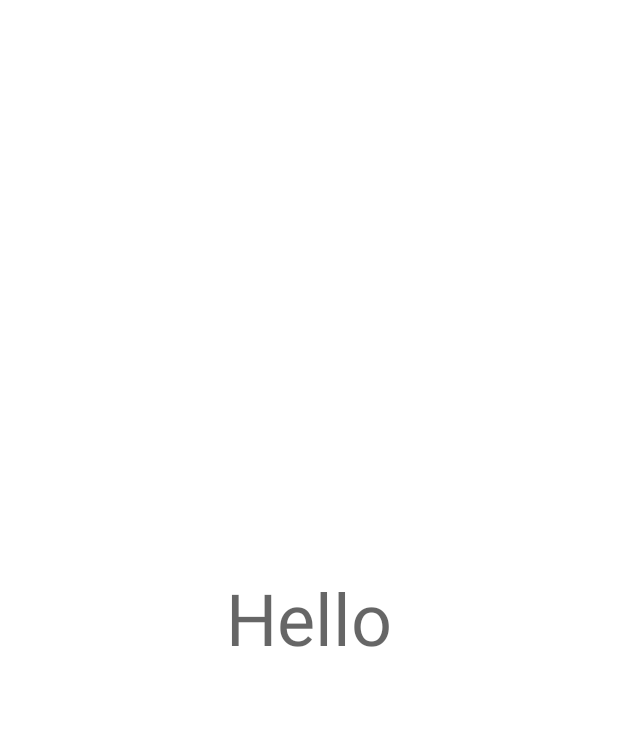
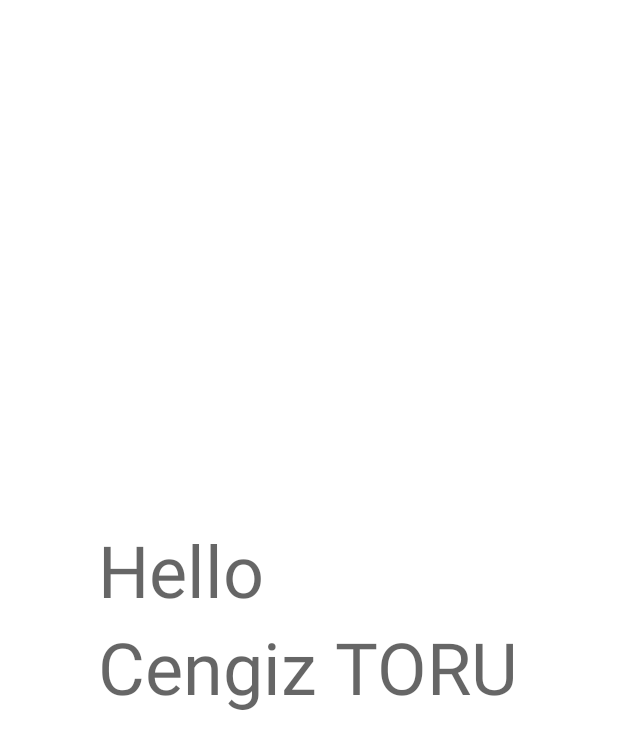
Before and after one commit to cengiztoru/MADArchitectureSample, an Android app: the layout fragment_user_profile.xml on its own in the app's theme, with its tools: preview values and no code run, on a phone screen of 412 x 824 dp. Shown: the top 749 px of the screen. Run offline under Robolectric (Android 15) with nearby library versions, the phone set to English and light mode, and no system bars.

Commit message:
ViewModel UI connection done

```diff
--- a/app/src/main/res/layout/fragment_user_profile.xml
+++ b/app/src/main/res/layout/fragment_user_profile.xml
@@ -5,12 +5,25 @@
     android:layout_height="match_parent"
     tools:context=".ui.fragments.user_profile.UserProfileFragment">
 
-    <TextView
-        android:id="@+id/tv_user_id"
-        style="@style/TextAppearance.MaterialComponents.Headline3"
+    <LinearLayout
         android:layout_width="wrap_content"
         android:layout_height="wrap_content"
         android:layout_gravity="center"
-        android:text="Hello" />
+        android:orientation="vertical">
+
+        <TextView
+            android:id="@+id/tv_user_id"
+            style="@style/TextAppearance.MaterialComponents.Headline3"
+            android:layout_width="wrap_content"
+            android:layout_height="wrap_content"
+            tools:text="Hello" />
+
+        <TextView
+            android:id="@+id/tv_user_name"
+            style="@style/TextAppearance.MaterialComponents.Headline3"
+            android:layout_width="wrap_content"
+            android:layout_height="wrap_content"
+            tools:text="Cengiz TORU" />
+    </LinearLayout>
 
 </FrameLayout>
```
Also changed, not shown: app/src/main/java/com/cengiztoru/madarchitecturesample/ui/fragments/user_profile/UserProfileFragment.kt (+13 -1 lines).
